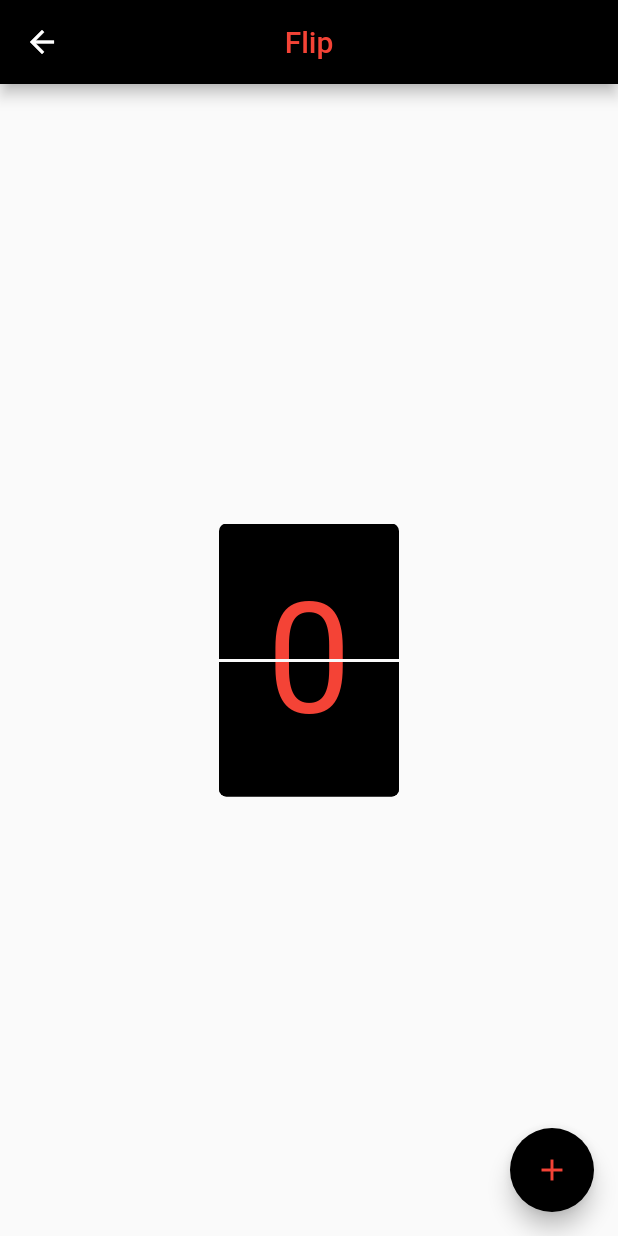
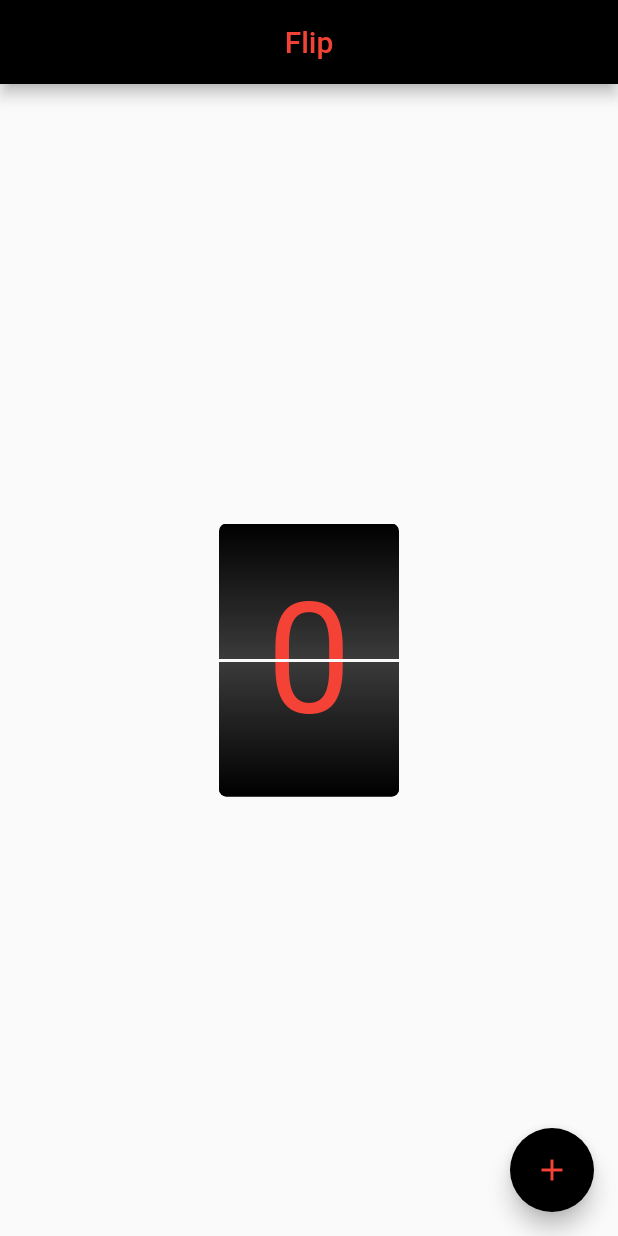
Before and after one commit to Vurarddo/flutter_animation_nihera_sebe, a Flutter app: the FlipScreen screen opened directly, on a phone screen of 412 x 824 dp. Run offline on Flutter 3.47's test engine with Material 2 defaults, Android fonts, the phone set to English and light mode, and no system bars; our stand-ins replace flare_flutter.

Commit message:
added gradient colors on flip screen

```diff
--- a/lib/flip_animation/cutted_paper_widget.dart
+++ b/lib/flip_animation/cutted_paper_widget.dart
@@ -3,11 +3,15 @@ import 'package:flutter/material.dart';
 class CuttedPaperWidget extends StatelessWidget {
   final int value;
   final AlignmentGeometry alignment;
+  final Color firstColor;
+  final Color secondColor;
 
   CuttedPaperWidget({
     Key key,
     @required this.value,
     @required this.alignment,
+    this.firstColor,
+    this.secondColor,
   }) : super(key: key);
 
   @override
@@ -34,7 +38,11 @@ class CuttedPaperWidget extends StatelessWidget {
   Decoration _buildPaperDecoration() {
     return BoxDecoration(
       borderRadius: BorderRadius.circular(5),
-      color: Colors.black,
+      gradient: LinearGradient(
+        colors: [firstColor, secondColor],
+        begin: Alignment.bottomCenter,
+        end: Alignment.topCenter,
+      ),
     );
   }
 
--- a/lib/flip_animation/flip_screen.dart
+++ b/lib/flip_animation/flip_screen.dart
@@ -116,6 +116,8 @@ class _FlipScreenState extends State<FlipScreen>
         CuttedPaperWidget(
           value: _prevuesValue,
           alignment: Alignment.topCenter,
+          firstColor: Colors.grey[600],
+          secondColor: Colors.black,
         ),
         Padding(
           padding: EdgeInsets.only(top: 2.0),
@@ -123,6 +125,8 @@ class _FlipScreenState extends State<FlipScreen>
         CuttedPaperWidget(
           value: _newValue,
           alignment: Alignment.bottomCenter,
+          firstColor: Colors.black,
+          secondColor: Colors.grey[600],
         )
       ],
     );
@@ -138,6 +142,8 @@ class _FlipScreenState extends State<FlipScreen>
           child: CuttedPaperWidget(
             value: _newValue,
             alignment: Alignment.topCenter,
+            firstColor: Colors.grey[600],
+            secondColor: Colors.black,
           ),
         ),
         Padding(
@@ -149,6 +155,8 @@ class _FlipScreenState extends State<FlipScreen>
           child: CuttedPaperWidget(
             value: _prevuesValue,
             alignment: Alignment.bottomCenter,
+            firstColor: Colors.black,
+            secondColor: Colors.grey[600],
           ),
         ),
       ],
--- a/lib/main.dart
+++ b/lib/main.dart
@@ -13,8 +13,8 @@ class MyApp extends StatelessWidget {
       theme: ThemeData(
         primarySwatch: Colors.blue,
       ),
-      // home: FlipScreen(),
-      home: CardboardScreen(),
+      home: FlipScreen(),
+      // home: CardboardScreen(),
     );
   }
 }
```
